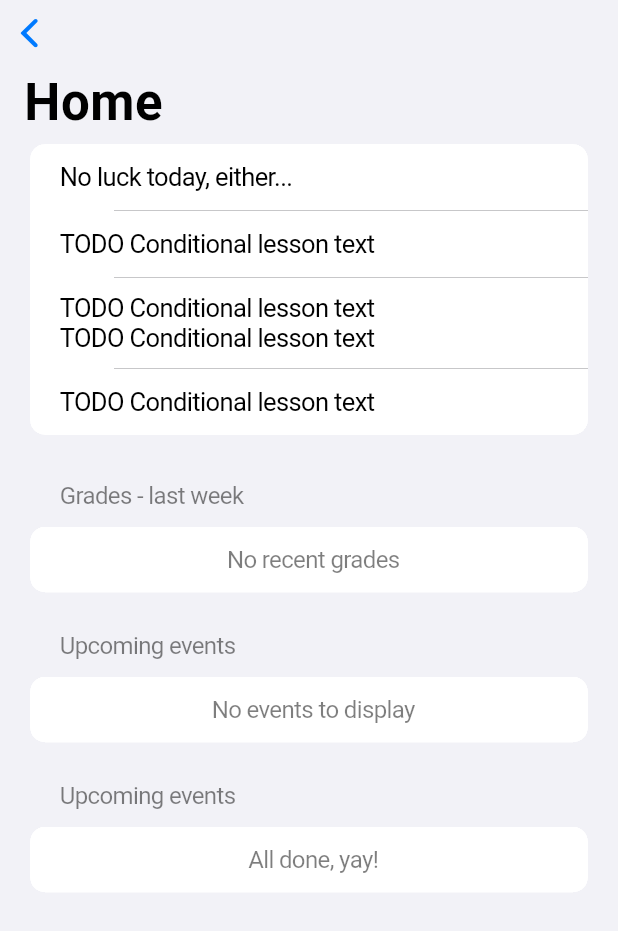
After one commit to Ogaku/Oshi, a Flutter app: the HomePage screen opened directly, on a phone screen of 412 x 824 dp. The commit adds this screen. Shown: the top 931 px of the screen. Run offline on Flutter 3.47's test engine with Material 2 defaults, Android fonts, the phone set to English and light mode, and no system bars; our stand-ins replace cookie_jar, dio, dio_cookie_manager, fluttertoast, shared_preferences; missing offline and left inert: darq, event, format; accounts and stored records are empty; statements that could not run were skipped.

Commit message:
Cupertino pages, chip view

```diff
--- a/lib/interface/cupertino/login.dart
+++ b/lib/interface/cupertino/login.dart
@@ -110,6 +110,9 @@ class _LoginPageState extends State<LoginPage> {
       if (!result.success && result.message != null) {
         throw result.message!;
       } else {
+        Share.currentProvider!.refresh(); // TODO TEMPORARY
+        Share.currentProvider!.refreshMessages(); // TODO TEMP
+
         Share.changeBase.broadcast(Value(() => baseApp));
       }
     } on DioException catch (e) {
--- /dev/null
+++ b/lib/interface/cupertino/pages/home.dart
@@ -0,0 +1,140 @@
+// ignore_for_file: prefer_const_constructors
+// ignore_for_file: prefer_const_literals_to_create_immutables
+
+import 'package:flutter/cupertino.dart';
+import 'package:flutter/scheduler.dart';
+import 'package:ogaku/share/share.dart';
+
+import 'package:ogaku/interface/cupertino/views/text_chip.dart' show TextChip;
+import 'package:ogaku/interface/cupertino/views/navigation_bar.dart' show SliverNavigationBar;
+
+// Boiler: returned to the app tab builder
+StatefulWidget get homePage => HomePage();
+
+class HomePage extends StatefulWidget {
+  const HomePage({super.key});
+
+  @override
+  State<HomePage> createState() => _HomePageState();
+}
+
+class _HomePageState extends State<HomePage> {
+  final scrollController = ScrollController();
+  bool subscribed = false;
+
+  bool get isLucky =>
+      Share.currentProvider!.student?.mainClass.unit.luckyNumber != null &&
+      Share.currentProvider!.student?.account.number == Share.currentProvider!.student?.mainClass.unit.luckyNumber;
+
+  @override
+  Widget build(BuildContext context) {
+    if (!subscribed) {
+      SchedulerBinding.instance.platformDispatcher.onPlatformBrightnessChanged = () => setState(() {});
+      subscribed = true;
+    }
+
+    return CupertinoPageScaffold(
+      backgroundColor:
+          Color(WidgetsBinding.instance.platformDispatcher.platformBrightness == Brightness.dark ? 0x00000000 : 0xFFF2F2F7),
+      child: CustomScrollView(
+        controller: scrollController,
+        slivers: [
+          SliverNavigationBar(
+            scrollController: scrollController,
+            largeTitle: Text('Home'),
+            trailing: Icon(CupertinoIcons.gear),
+          ),
+          SliverFillRemaining(
+            child: Column(
+              mainAxisAlignment: MainAxisAlignment.start,
+              crossAxisAlignment: CrossAxisAlignment.center,
+              mainAxisSize: MainAxisSize.max,
+              children: [
+                CupertinoListSection.insetGrouped(
+                  margin: EdgeInsets.only(right: 20, left: 20, bottom: 15),
+                  children: [
+                    CupertinoListTile(title: Text(isLucky ? "You're the lucky one!" : 'No luck today, either...')),
+                    CupertinoListTile(title: Text('TODO Conditional lesson text')),
+                    CupertinoListTile(
+                        title: Container(
+                            margin: EdgeInsets.only(top: 10, bottom: 10),
+                            child: Column(
+                              children: [Text('TODO Conditional lesson text'), Text('TODO Conditional lesson text')],
+                            ))),
+                    CupertinoListTile(title: Text('TODO Conditional lesson text')),
+                  ],
+                ),
+                // Recent grades - always in the middle
+                CupertinoListSection.insetGrouped(
+                  header: Opacity(
+                      opacity: 0.5,
+                      child: Container(
+                          margin: EdgeInsets.only(left: 20, bottom: 5),
+                          child: Text(
+                            'Grades - last week',
+                            style: TextStyle(fontSize: 16, fontWeight: FontWeight.normal),
+                          ))),
+                  children: [
+                    CupertinoListTile(
+                        title: Opacity(
+                            opacity: 0.5,
+                            child: Container(
+                                alignment: Alignment.center,
+                                child: Text(
+                                  'No recent grades',
+                                  style: TextStyle(fontSize: 16, fontWeight: FontWeight.normal),
+                                )))),
+                  ],
+                ),
+                // Upcoming events - always below grades
+                CupertinoListSection.insetGrouped(
+                  header: Opacity(
+                      opacity: 0.5,
+                      child: Container(
+                          margin: EdgeInsets.only(left: 20, bottom: 5),
+                          child: Text(
+                            'Upcoming events',
+                            style: TextStyle(fontSize: 16, fontWeight: FontWeight.normal),
+                          ))),
+                  children: [
+                    CupertinoListTile(
+                        title: Opacity(
+                            opacity: 0.5,
+                            child: Container(
+                                alignment: Alignment.center,
+                                child: Text(
+                                  'No events to display',
+                                  style: TextStyle(fontSize: 16, fontWeight: FontWeight.normal),
+                                )))),
+                  ],
+                ),
+                // Homeworks - first if any(), otherwise last
+                CupertinoListSection.insetGrouped(
+                  header: Opacity(
+                      opacity: 0.5,
+                      child: Container(
+                          margin: EdgeInsets.only(left: 20, bottom: 5),
+                          child: Text(
+                            'Upcoming events',
+                            style: TextStyle(fontSize: 16, fontWeight: FontWeight.normal),
+                          ))),
+                  children: [
+                    CupertinoListTile(
+                        title: Opacity(
+                            opacity: 0.5,
+                            child: Container(
+                                alignment: Alignment.center,
+                                child: Text(
+                                  'All done, yay!',
+                                  style: TextStyle(fontSize: 16, fontWeight: FontWeight.normal),
+                                )))),
+                  ],
+                ),
+              ],
+            ),
+          )
+        ],
+      ),
+    );
+  }
+}
--- /dev/null
+++ b/lib/interface/cupertino/views/text_chip.dart
@@ -0,0 +1,26 @@
+import 'package:flutter/cupertino.dart';
+
+class TextChip extends StatefulWidget {
+  final String text;
+  final EdgeInsets? insets;
+  final void Function()? tapped;
+
+  const TextChip({super.key, required this.text, this.tapped, this.insets});
+
+  @override
+  State<TextChip> createState() => _NavState();
+}
+
+class _NavState extends State<TextChip> {
+  @override
+  Widget build(BuildContext context) {
+    return Container(
+      padding: widget.insets ?? const EdgeInsets.all(5),
+      decoration: const BoxDecoration(borderRadius: BorderRadius.all(Radius.circular(10)), color: Color(0x44BBBBBB)),
+      child: Text(
+        widget.text,
+        style: const TextStyle(color: CupertinoColors.systemRed),
+      ),
+    );
+  }
+}
```
Also changed, not shown: lib/interface/cupertino/base_app.dart (+24 -7 lines), lib/interface/cupertino/pages/absences.dart (added, +45 -0 lines), lib/interface/cupertino/pages/grades.dart (added, +45 -0 lines), lib/interface/cupertino/pages/messages.dart (added, +45 -0 lines), lib/interface/cupertino/pages/timetable.dart (added, +45 -0 lines), lib/interface/cupertino/views/navigation_bar.dart (added, +83 -0 lines).
